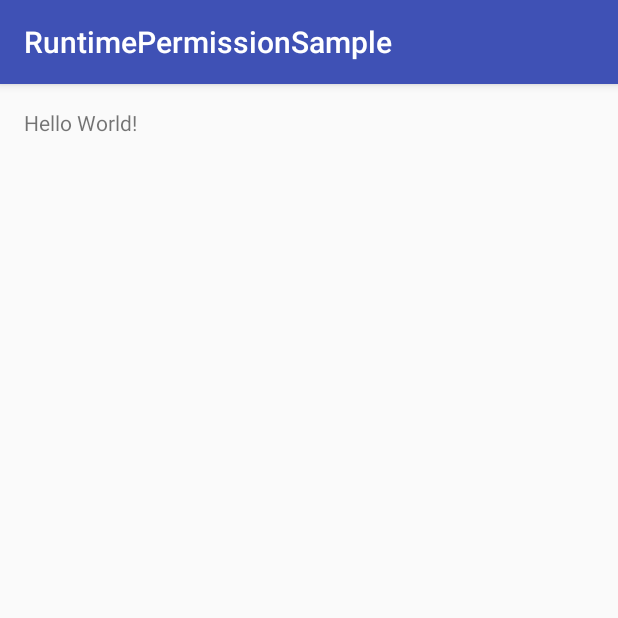
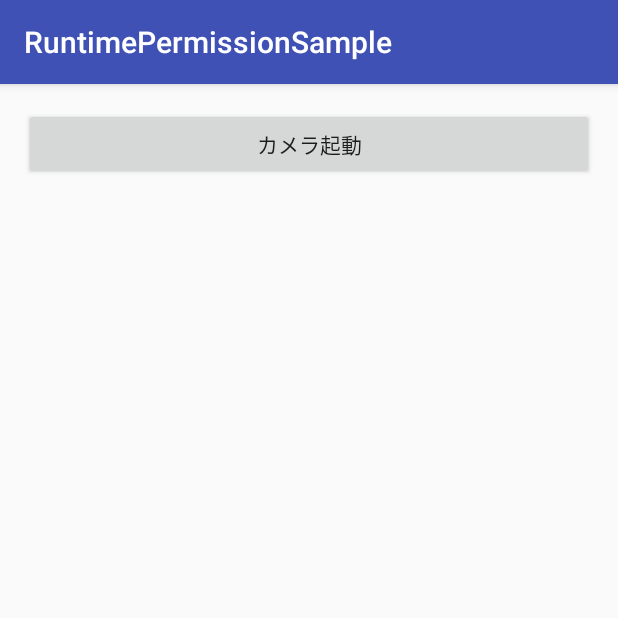
Before and after one commit to caad1229/RuntimePermissionSample, an Android app: the screen it shows after launch (MainActivity), on a phone screen of 412 x 824 dp, the top half of it. Run offline under Robolectric (Android 15) with nearby library versions, the phone set to English and light mode, and no system bars.

Commit message:
impl launch camera

```diff
--- a/app/src/main/AndroidManifest.xml
+++ b/app/src/main/AndroidManifest.xml
@@ -1,6 +1,8 @@
 <?xml version="1.0" encoding="utf-8"?>
 <manifest package="com.caad1229.sample.runtimepermissionsample"
           xmlns:android="http://schemas.android.com/apk/res/android">
+
+    <uses-permission android:name="android.permission.CAMERA" />
 
     <application
         android:allowBackup="true"
--- a/app/src/main/res/layout/activity_main.xml
+++ b/app/src/main/res/layout/activity_main.xml
@@ -10,8 +10,9 @@
     android:paddingTop="@dimen/activity_vertical_margin"
     tools:context="com.caad1229.sample.runtimepermissionsample.MainActivity">
 
-    <TextView
-        android:layout_width="wrap_content"
+    <Button
+        android:id="@+id/launch_camera_button"
+        android:layout_width="match_parent"
         android:layout_height="wrap_content"
-        android:text="Hello World!" />
+        android:text="@string/launch_camera" />
 </RelativeLayout>
--- a/app/src/main/res/values/strings.xml
+++ b/app/src/main/res/values/strings.xml
@@ -1,3 +1,4 @@
 <resources>
     <string name="app_name">RuntimePermissionSample</string>
+    <string name="launch_camera">カメラ起動</string>
 </resources>
```
Also changed, not shown: app/src/main/java/com/caad1229/sample/runtimepermissionsample/MainActivity.java (+17 -0 lines).
